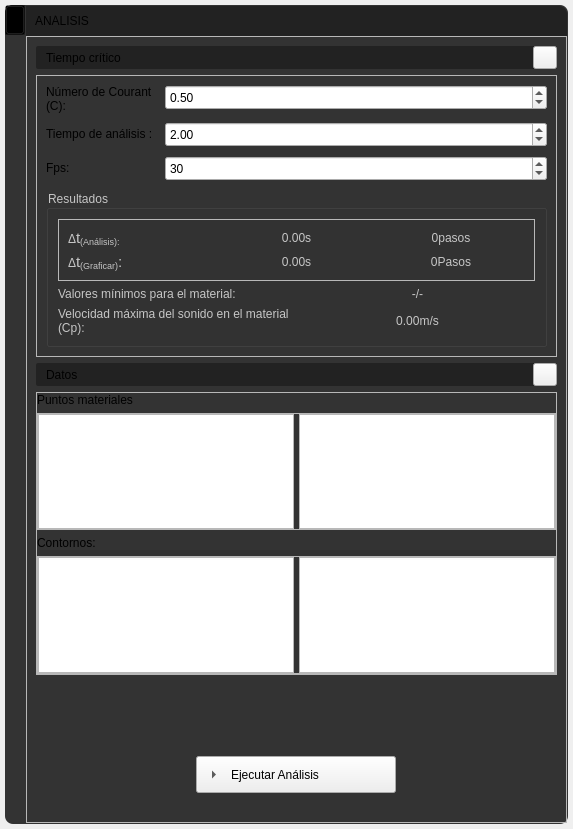
Before: the Qt Designer form app/ui/widget_draw_menu_execute.ui in edwinar13/MPM-UN, drawn with Qt 5.
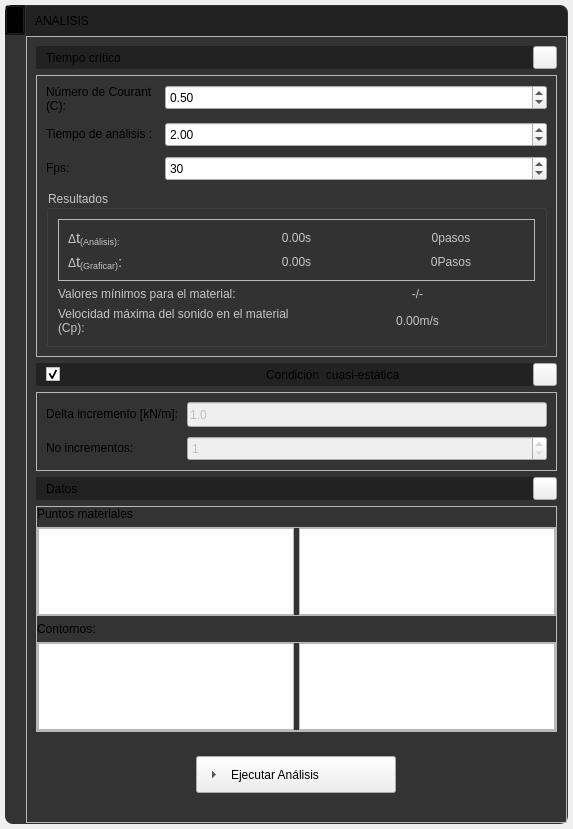
After: the same form once the commit is applied. Icons and pictures are not drawn.

What changed in the file:
```diff
--- a/app/ui/widget_draw_menu_execute.ui
+++ b/app/ui/widget_draw_menu_execute.ui
@@ -108,7 +108,8 @@
 color: #DDDDDD;
 }
 QFrame#frame_ExecuteSubTitle1,
-QFrame#frame_ExecuteSubTitle2{
+QFrame#frame_ExecuteSubTitle2,
+QFrame#frame_ExecuteSubTitle3{
 background: #222222;
 border-radius:2px;
 }
@@ -346,8 +347,8 @@
 QDoubleSpinBox[QDoubleSpinBoxStyle=&quot;1&quot;]:disabled,
 QSpinBox[QSpinBoxStyle=&quot;1&quot;]:disabled {
     font: 9pt &quot;Ubuntu&quot;;
-    color: #888888;  /* Cambia el color cuando está deshabilitado */
-    background-color: #555555;  /* Cambia el fondo cuando está deshabilitado */
+    color: #666666;  
+    background-color: #393939; 
     border-radius: 2px;
     padding-right: 6px;
     padding-left: 6px;
@@ -513,6 +514,17 @@
 
 }
 
+QLineEdit[QLineEditStyle=&quot;1&quot;]:disabled {
+    font: 9pt &quot;Ubuntu&quot;;
+    color: #666666;
+    background-color: #393939;
+    border: 1px solid #333333;
+    border-radius: 2px;
+    padding-right: 6px;
+    padding-left: 6px;
+}
+
+
 QLineEdit[QLineEditStyle=&quot;2&quot;]{
 font: 9pt &quot;Ubuntu&quot;;
 color: #DDDDDD;
@@ -1360,6 +1372,179 @@
               </layout>
              </widget>
             </item>
+            <item>
+             <widget class="QFrame" name="frame_ExecuteSubTitle3">
+              <property name="frameShape">
+               <enum>QFrame::StyledPanel</enum>
+              </property>
+              <property name="frameShadow">
+               <enum>QFrame::Raised</enum>
+              </property>
+              <layout class="QHBoxLayout" name="horizontalLayout_18">
+               <property name="spacing">
+                <number>5</number>
+               </property>
+               <property name="leftMargin">
+                <number>10</number>
+               </property>
+               <property name="topMargin">
+                <number>0</number>
+               </property>
+               <property name="rightMargin">
+                <number>0</number>
+               </property>
+               <property name="bottomMargin">
+                <number>0</number>
+               </property>
+               <item>
+                <widget class="QCheckBox" name="checkBox_ExecuteAnalysisCE">
+                 <property name="text">
+                  <string/>
+                 </property>
+                 <property name="checked">
+                  <bool>true</bool>
+                 </property>
+                 <property name="QCheckBoxStyle" stdset="0">
+                  <number>2</number>
+                 </property>
+                </widget>
+               </item>
+               <item>
+                <widget class="QLabel" name="label_cardExecuteSubTitle3">
+                 <property name="minimumSize">
+                  <size>
+                   <width>262</width>
+                   <height>0</height>
+                  </size>
+                 </property>
+                 <property name="text">
+                  <string>Condición  cuasi-estática </string>
+                 </property>
+                 <property name="QLabelStyle" stdset="0">
+                  <number>2</number>
+                 </property>
+                </widget>
+               </item>
+               <item>
+                <widget class="QToolButton" name="toolButton_cardExecuteSubTitle3">
+                 <property name="text">
+                  <string/>
+                 </property>
+                 <property name="icon">
+                  <iconset>
+                   <normaloff>../resources/iconos/iconos_menu_draw_data/minimize.svg</normaloff>../resources/iconos/iconos_menu_draw_data/minimize.svg</iconset>
+                 </property>
+                 <property name="arrowType">
+                  <enum>Qt::NoArrow</enum>
+                 </property>
+                 <property name="QToolButtonSubTitleStyle" stdset="0">
+                  <number>1</number>
+                 </property>
+                </widget>
+               </item>
+              </layout>
+             </widget>
+            </item>
+            <item>
+             <widget class="QFrame" name="frame_Execute3">
+              <property name="frameShape">
+               <enum>QFrame::StyledPanel</enum>
+              </property>
+              <property name="frameShadow">
+               <enum>QFrame::Raised</enum>
+              </property>
+              <layout class="QFormLayout" name="formLayout_2">
+               <property name="horizontalSpacing">
+                <number>9</number>
+               </property>
+               <property name="verticalSpacing">
+                <number>9</number>
+               </property>
+               <item row="0" column="0">
+                <widget class="QLabel" name="label_ExecuteAnalysisCE1">
+                 <property name="minimumSize">
+                  <size>
+                   <width>65</width>
+                   <height>0</height>
+                  </size>
+                 </property>
+                 <property name="text">
+                  <string>Delta incremento [kN/m]:</string>
+                 </property>
+                 <property name="QLabelStyle" stdset="0">
+                  <number>3</number>
+                 </property>
+                </widget>
+               </item>
+               <item row="0" column="1">
+                <widget class="QLineEdit" name="lineEdit_ExecuteAnalysisCE_dincre">
+                 <property name="enabled">
+                  <bool>false</bool>
+                 </property>
+                 <property name="minimumSize">
+                  <size>
+                   <width>50</width>
+                   <height>25</height>
+                  </size>
+                 </property>
+                 <property name="text">
+                  <string>1.0</string>
+                 </property>
+                 <property name="QLineEditStyle" stdset="0">
+                  <number>1</number>
+                 </property>
+                </widget>
+               </item>
+               <item row="1" column="0">
+                <widget class="QLabel" name="label_ExecuteAnalysisCE2">
+                 <property name="minimumSize">
+                  <size>
+                   <width>65</width>
+                   <height>0</height>
+                  </size>
+                 </property>
+                 <property name="text">
+                  <string>No incrementos:</string>
+                 </property>
+                 <property name="QLabelStyle" stdset="0">
+                  <number>3</number>
+                 </property>
+                </widget>
+               </item>
+               <item row="1" column="1">
+                <widget class="QSpinBox" name="doubleSpinBoxl_ExecuteAnalysisCE_noIncre">
+                 <property name="enabled">
+                  <bool>false</bool>
+                 </property>
+                 <property name="minimumSize">
+                  <size>
+                   <width>120</width>
+                   <height>25</height>
+                  </size>
+                 </property>
+                 <property name="minimum">
+                  <number>1</number>
+                 </property>
+                 <property name="maximum">
+                  <number>10000</number>
+                 </property>
+                 <property name="singleStep">
+                  <number>1</number>
+                 </property>
+                 <property name="value">
+                  <number>1</number>
+                 </property>
+                 <property name="displayIntegerBase">
+                  <number>10</number>
+                 </property>
+                 <property name="QSpinBoxStyle" stdset="0">
+                  <number>1</number>
+                 </property>
+                </widget>
+               </item>
+              </layout>
+             </widget>
+            </item>
             <item>
              <widget class="QFrame" name="frame_ExecuteSubTitle1">
               <property name="frameShape">
```
